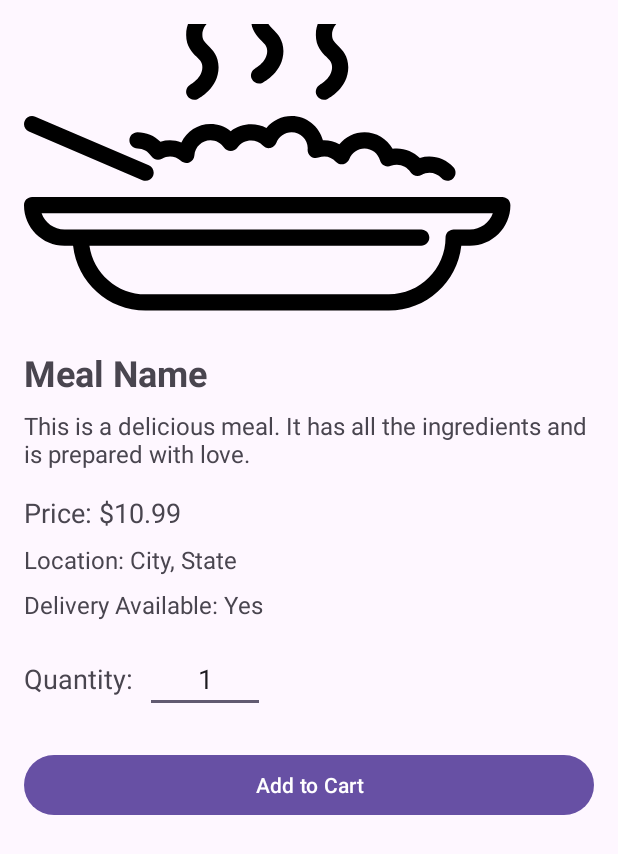
After one commit to AbdulrahmanZaatari/Soufra-Share, an Android app: the MealDetailActivity screen opened directly, with no data from a screen before it, on a phone screen of 412 x 824 dp. The commit adds this screen. Shown: the top 854 px of the screen. Run offline under Robolectric (Android 15) with nearby library versions, the phone set to English and light mode, and no system bars; our stand-ins replace Volley; 1 statement that could not run was skipped.

Commit message:
Added meal details view and cart

```diff
--- /dev/null
+++ b/app/src/main/java/com/example/project/MealDetailActivity.java
@@ -0,0 +1,139 @@
+package com.example.project;
+
+import android.os.Bundle;
+import android.util.Log;
+import android.view.View;
+import android.widget.Button;
+import android.widget.EditText;
+import android.widget.ImageView;
+import android.widget.TextView;
+import android.widget.Toast;
+
+import androidx.appcompat.app.AppCompatActivity;
+
+import com.android.volley.Request;
+import com.android.volley.RequestQueue;
+import com.android.volley.Response;
+import com.android.volley.VolleyError;
+import com.android.volley.toolbox.StringRequest;
+import com.android.volley.toolbox.Volley;
+
+import org.json.JSONException;
+import org.json.JSONObject;
+
+import java.util.HashMap;
+import java.util.Map;
+
+public class MealDetailActivity extends AppCompatActivity {
+
+    private ImageView mealImageView;
+    private TextView mealNameTextView;
+    private TextView mealDescriptionTextView;
+    private TextView mealPriceTextView;
+    private TextView mealLocationTextView;
+    private TextView mealDeliveryOptionTextView;
+    private EditText quantityEditText;
+    private Button addToCartButton;
+    private Meal currentMeal;
+    private RequestQueue requestQueue;
+
+    // Replace with the actual logged-in user ID
+    private int loggedInUserId = 1; // Placeholder for user ID
+
+    @Override
+    protected void onCreate(Bundle savedInstanceState) {
+        super.onCreate(savedInstanceState);
+        setContentView(R.layout.activity_meal_detail);
+
+        // Initialize views
+        mealImageView = findViewById(R.id.meal_image_view);
+        mealNameTextView = findViewById(R.id.meal_name_text_view);
+        mealDescriptionTextView = findViewById(R.id.meal_description_text_view);
+        mealPriceTextView = findViewById(R.id.meal_price_text_view);
+        mealLocationTextView = findViewById(R.id.meal_location_text_view);
+        mealDeliveryOptionTextView = findViewById(R.id.meal_delivery_option_text_view);
+        quantityEditText = findViewById(R.id.quantity_edit_text);
+        addToCartButton = findViewById(R.id.add_to_cart_button);
+
+        requestQueue = Volley.newRequestQueue(this);
+
+        // Get the Meal object passed from the previous activity
+        currentMeal = (Meal) getIntent().getSerializableExtra("meal");
+
+        if (currentMeal != null) {
+            // Populate views with meal details
+            mealNameTextView.setText(currentMeal.getName());
+            mealDescriptionTextView.setText(currentMeal.getDescription());
+            mealPriceTextView.setText("Price: $" + String.format("%.2f", currentMeal.getPrice()));
+            mealLocationTextView.setText("Location: " + currentMeal.getLocation());
+            mealDeliveryOptionTextView.setText("Delivery Available: " + (currentMeal.getDeliveryOption() == 1 ? "Yes" : "No"));
+
+            // Load meal image (replace with your actual image loading logic later)
+            mealImageView.setImageResource(R.drawable.meal); // Placeholder image
+
+            // Set click listener for the add to cart button
+            addToCartButton.setOnClickListener(new View.OnClickListener() {
+                @Override
+                public void onClick(View v) {
+                    String quantityStr = quantityEditText.getText().toString().trim();
+                    if (quantityStr.isEmpty()) {
+                        Toast.makeText(MealDetailActivity.this, "Please enter a quantity", Toast.LENGTH_SHORT).show();
+                        return;
+                    }
+                    int quantity = Integer.parseInt(quantityStr);
+                    if (quantity <= 0) {
+                        Toast.makeText(MealDetailActivity.this, "Quantity must be greater than 0", Toast.LENGTH_SHORT).show();
+                        return;
+                    }
+                    addToCart(currentMeal.getMealId(), quantity);
+                }
+            });
+        } else {
+            // Handle the case where no meal was passed
+            Toast.makeText(this, "Error: Could not load meal details", Toast.LENGTH_SHORT).show();
+            finish(); // Go back to the previous activity
+        }
+    }
+
+    private void addToCart(int mealId, int quantity) {
+        String url = "http://10.0.2.2/Soufra_Share/cart.php"; // Replace with your server URL
+        StringRequest request = new StringRequest(Request.Method.POST, url,
+                new Response.Listener<String>() {
+                    @Override
+                    public void onResponse(String response) {
+                        Log.d("AddToCart", "Server Response: " + response);
+                        try {
+                            JSONObject jsonResponse = new JSONObject(response);
+                            String status = jsonResponse.getString("status");
+                            String message = jsonResponse.getString("message");
+
+                            if (status.equals("success")) {
+                                Toast.makeText(MealDetailActivity.this, message, Toast.LENGTH_SHORT).show();
+                            } else {
+                                Toast.makeText(MealDetailActivity.this, "Error: " + message, Toast.LENGTH_LONG).show();
+                            }
+                        } catch (JSONException e) {
+                            Log.e("AddToCart", "JSON Parsing Error: " + e.getMessage());
+                            Toast.makeText(MealDetailActivity.this, "Error parsing server response", Toast.LENGTH_SHORT).show();
+                        }
+                    }
+                },
+                new Response.ErrorListener() {
+                    @Override
+                    public void onErrorResponse(VolleyError error) {
+                        Log.e("AddToCart", "Volley Error: " + error.getMessage());
+                        Toast.makeText(MealDetailActivity.this, "Error adding to cart: " + error.getMessage(), Toast.LENGTH_LONG).show();
+                    }
+                }) {
+            @Override
+            protected Map<String, String> getParams() {
+                Map<String, String> params = new HashMap<>();
+                params.put("user_id", String.valueOf(loggedInUserId)); // Replace with actual user ID retrieval
+                params.put("meal_id", String.valueOf(mealId));
+                params.put("quantity", String.valueOf(quantity));
+                return params;
+            }
+        };
+        requestQueue.add(request);
+    }
+}
--- /dev/null
+++ b/app/src/main/res/layout/activity_meal_detail.xml
@@ -0,0 +1,121 @@
+<?xml version="1.0" encoding="utf-8"?>
+<ScrollView xmlns:android="http://schemas.android.com/apk/res/android"
+    xmlns:app="http://schemas.android.com/apk/res-auto"
+    xmlns:tools="http://schemas.android.com/tools"
+    android:layout_width="match_parent"
+    android:layout_height="match_parent"
+    tools:context=".MealDetailActivity">
+
+    <androidx.constraintlayout.widget.ConstraintLayout
+        android:layout_width="match_parent"
+        android:layout_height="wrap_content"
+        android:padding="16dp">
+
+        <ImageView
+            android:id="@+id/meal_image_view"
+            android:layout_width="0dp"
+            android:layout_height="200dp"
+            android:scaleType="centerCrop"
+            android:src="@drawable/meal"
+            app:layout_constraintTop_toTopOf="parent"
+            app:layout_constraintStart_toStartOf="parent"
+            app:layout_constraintEnd_toEndOf="parent"
+            android:contentDescription="Meal Image" />
+
+        <TextView
+            android:id="@+id/meal_name_text_view"
+            android:layout_width="0dp"
+            android:layout_height="wrap_content"
+            android:layout_marginTop="16dp"
+            android:textStyle="bold"
+            android:textSize="24sp"
+            android:text="Meal Name"
+            app:layout_constraintTop_toBottomOf="@+id/meal_image_view"
+            app:layout_constraintStart_toStartOf="parent"
+            app:layout_constraintEnd_toEndOf="parent" />
+
+        <TextView
+            android:id="@+id/meal_description_text_view"
+            android:layout_width="0dp"
+            android:layout_height="wrap_content"
+            android:layout_marginTop="8dp"
+            android:textSize="16sp"
+            android:text="This is a delicious meal. It has all the ingredients and is prepared with love."
+            app:layout_constraintTop_toBottomOf="@+id/meal_name_text_view"
+            app:layout_constraintStart_toStartOf="parent"
+            app:layout_constraintEnd_toEndOf="parent" />
+
+        <TextView
+            android:id="@+id/meal_price_text_view"
+            android:layout_width="0dp"
+            android:layout_height="wrap_content"
+            android:layout_marginTop="16dp"
+            android:textSize="18sp"
+            android:text="Price: $10.99"
+            app:layout_constraintTop_toBottomOf="@+id/meal_description_text_view"
+            app:layout_constraintStart_toStartOf="parent"
+            app:layout_constraintEnd_toEndOf="parent" />
+
+        <TextView
+            android:id="@+id/meal_location_text_view"
+            android:layout_width="0dp"
+            android:layout_height="wrap_content"
+            android:layout_marginTop="8dp"
+            android:textSize="16sp"
+            android:text="Location: City, State"
+            app:layout_constraintTop_toBottomOf="@+id/meal_price_text_view"
+            app:layout_constraintStart_toStartOf="parent"
+            app:layout_constraintEnd_toEndOf="parent" />
+
+        <TextView
+            android:id="@+id/meal_delivery_option_text_view"
+            android:layout_width="0dp"
+            android:layout_height="wrap_content"
+            android:layout_marginTop="8dp"
+            android:textSize="16sp"
+            android:text="Delivery Available: Yes"
+            app:layout_constraintTop_toBottomOf="@+id/meal_location_text_view"
+            app:layout_constraintStart_toStartOf="parent"
+            app:layout_constraintEnd_toEndOf="parent" />
+
+        <LinearLayout
+            android:id="@+id/quantity_layout"
+            android:layout_width="0dp"
+            android:layout_height="wrap_content"
+            android:layout_marginTop="16dp"
+            android:orientation="horizontal"
+            android:gravity="center_vertical"
+            app:layout_constraintTop_toBottomOf="@+id/meal_delivery_option_text_view"
+            app:layout_constraintStart_toStartOf="parent"
+            app:layout_constraintEnd_toEndOf="parent">
+
+            <TextView
+                android:layout_width="wrap_content"
+                android:layout_height="wrap_content"
+                android:text="Quantity:"
+                android:textSize="18sp"
+                android:layout_marginEnd="8dp" />
+
+            <EditText
+                android:id="@+id/quantity_edit_text"
+                android:layout_width="80dp"
+                android:layout_height="wrap_content"
+                android:inputType="number"
+                android:text="1"
+                android:gravity="center" />
+
+        </LinearLayout>
+
+        <Button
+            android:id="@+id/add_to_cart_button"
+            android:layout_width="0dp"
+            android:layout_height="wrap_content"
+            android:layout_marginTop="24dp"
+            android:text="Add to Cart"
+            app:layout_constraintTop_toBottomOf="@+id/quantity_layout"
+            app:layout_constraintStart_toStartOf="parent"
+            app:layout_constraintEnd_toEndOf="parent" />
+
+    </androidx.constraintlayout.widget.ConstraintLayout>
+
+</ScrollView>
```
Also changed, not shown: app/src/main/AndroidManifest.xml (+11 -3 lines), app/src/main/java/com/example/project/CartActivity.java (added, +13 -0 lines), app/src/main/java/com/example/project/MealAdapter.java (+19 -1 lines), app/src/main/res/layout/activity_cart.xml (added, +19 -0 lines), app/src/main/res/layout/item_meal.xml (+12 -0 lines).
